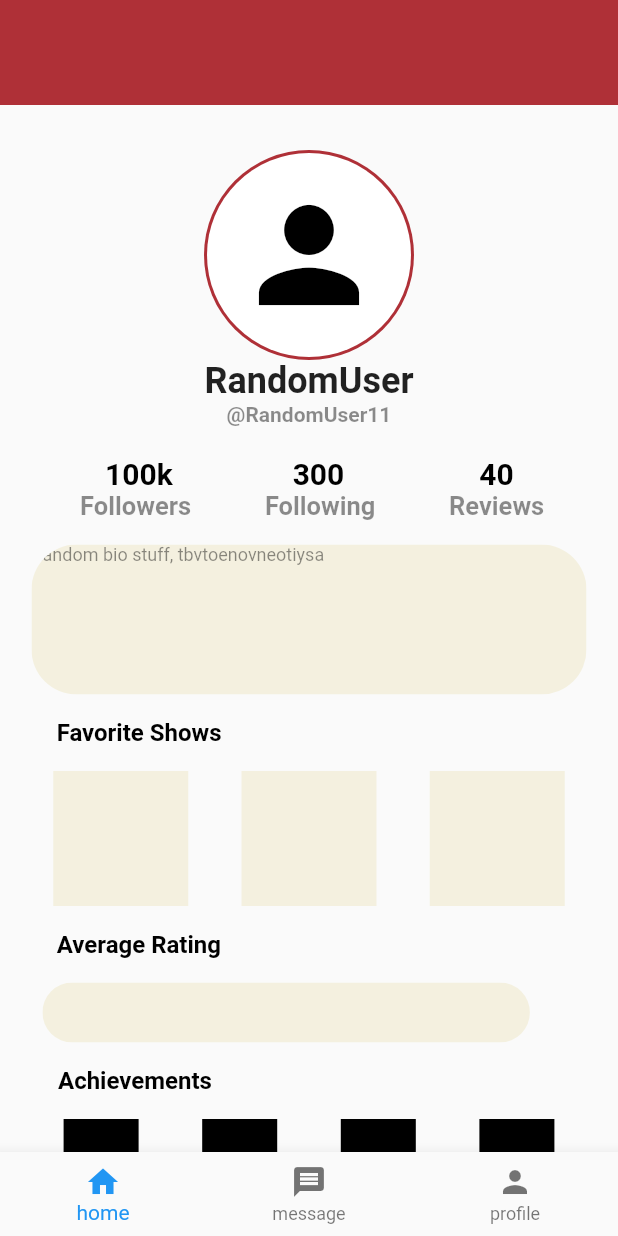
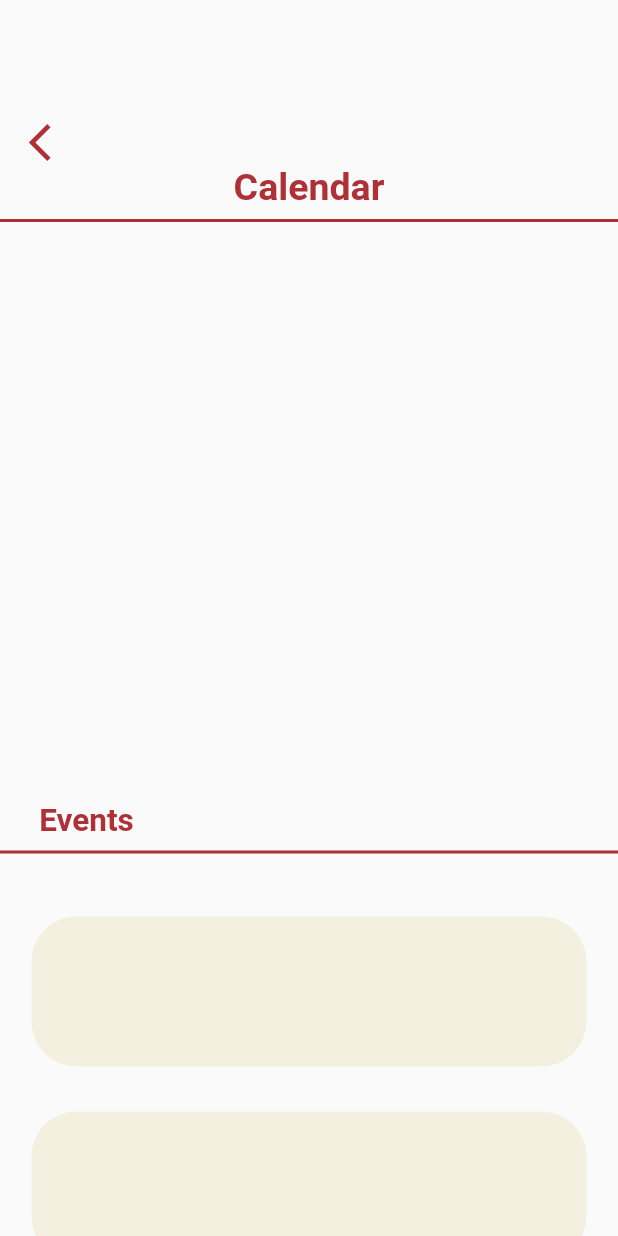
Before and after one commit to acm-projects/FriendNFlix, a Flutter app: the screen it shows after launch, on a phone screen of 412 x 824 dp. Run offline on Flutter 3.47's test engine with Material 2 defaults, Android fonts, the phone set to English and light mode, and no system bars.

Commit message:
Calendar page pushy
:)

```diff
--- /dev/null
+++ b/fnf/lib/CalendarPage.dart
@@ -0,0 +1,86 @@
+import 'package:flutter/material.dart';
+
+void main() => runApp(MaterialApp(
+      home: Calender(),
+    ));
+
+class Calender extends StatelessWidget {
+  @override
+  Widget build(BuildContext context) {
+    return Scaffold(
+      body: Column(
+        mainAxisAlignment: MainAxisAlignment.start,
+        crossAxisAlignment: CrossAxisAlignment.end,
+        children: <Widget>[
+          SizedBox(height: 80),
+
+          Container(
+            child: Align(
+                alignment: Alignment(-0.90, -1.0),
+
+                 child: Icon(
+                   Icons.arrow_back_ios,
+                   color: Color(0xFFAF3037),
+                   size: 30,
+                 ),
+            ),
+          ),
+          Container(
+            child: Center(
+              child: Text("Calendar",
+                  style: TextStyle(
+                      color: Color(0xFFAF3037),
+                      fontSize: 25,
+                      fontWeight: FontWeight.bold)),
+            ),
+          ),
+          Divider(
+            color: Color(0xFFAF3037),
+            thickness: 2,
+          ),
+          SizedBox(height: 380),
+          Container(
+            child: Align(
+              alignment: Alignment(-0.85, 0.0),
+              child: Text("Events",
+                  style: TextStyle(
+                      color: Color(0xFFAF3037),
+                      fontSize: 21,
+                      fontWeight: FontWeight.bold)),
+            ),
+          ),
+          Divider(
+            color: Color(0xFFAF3037),
+            thickness: 2,
+          ),
+          SizedBox(height: 35),
+          Container(
+            child: Center(
+              child: ClipRRect(
+                borderRadius: BorderRadius.circular(30),
+                child: Container(
+                  height: 100,
+                  width: 370,
+                  color: Color(0xFFEAE2B7).withOpacity(0.4),
+                ),
+              ),
+            ),
+          ),
+          SizedBox(height: 30),
+          Container(
+            child: Center(
+              child: ClipRRect(
+                borderRadius: BorderRadius.circular(30),
+                child: Container(
+                  height: 100,
+                  width: 370,
+                  color: Color(0xFFEAE2B7).withOpacity(0.4),
+                ),
+              ),
+            ),
+          ),
+        ],
+      ),
+    );
+  }
+}
--- a/fnf/lib/GeneralProfile.dart
+++ b/fnf/lib/GeneralProfile.dart
@@ -49,6 +49,9 @@ class Home extends StatelessWidget {
             Container(
               height: 70,
               color: Color(0xFFAF3037),
+
+
+
             ),
 
             SizedBox(height: 30),
```
